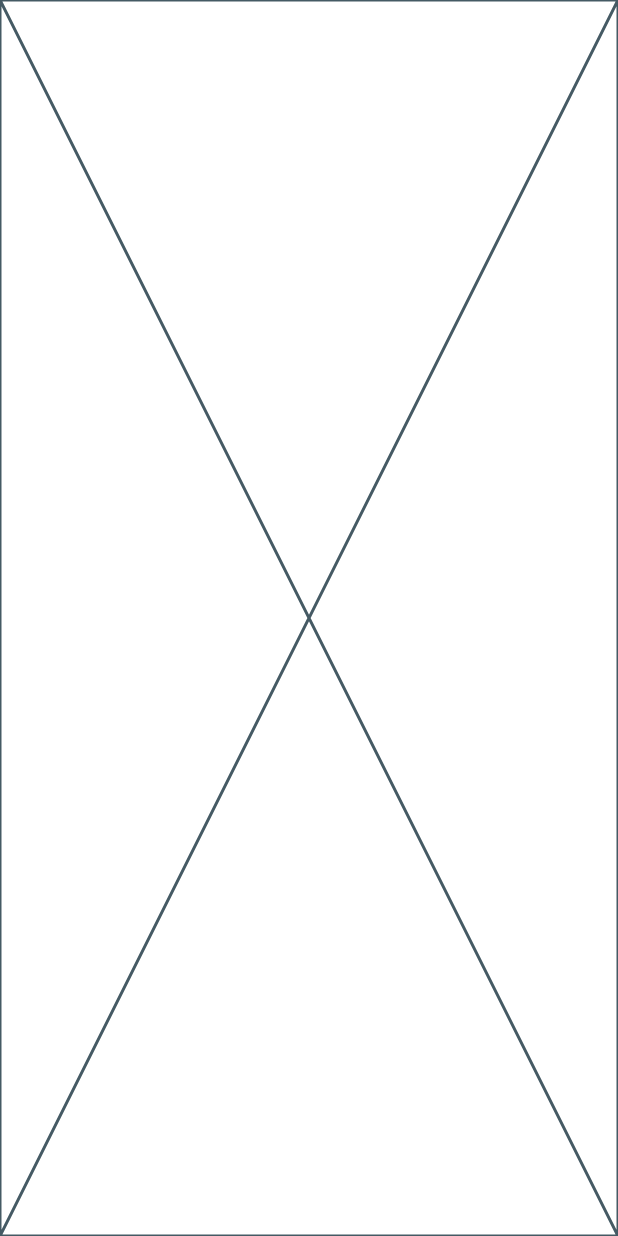
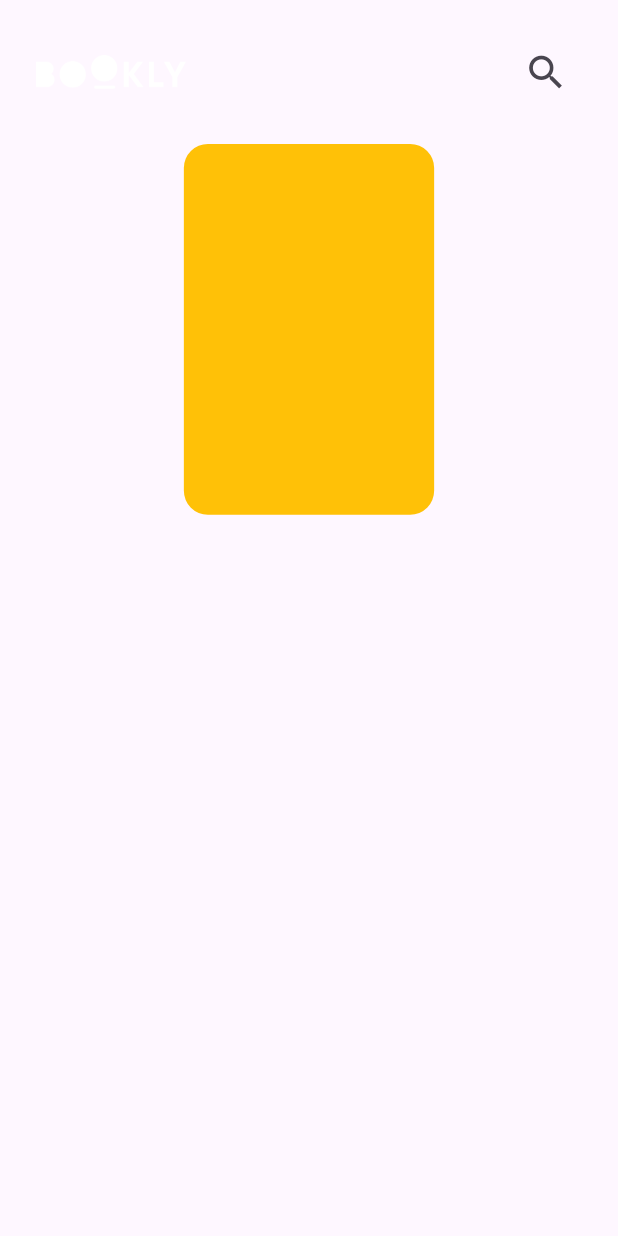
Before and after one commit to MohameHassan139/booklyapp, a Flutter app: the screen it shows after launch, on a phone screen of 412 x 824 dp. Run offline on Flutter 3.47's test engine with Material 3 defaults, Android fonts, the phone set to English and light mode, and no system bars; our stand-ins replace get.

```diff
--- /dev/null
+++ b/lib/const.dart
@@ -0,0 +1 @@
+const KTransimtDuration = Duration(milliseconds: 300);
--- /dev/null
+++ b/lib/core/utils/assets.dart
@@ -0,0 +1,3 @@
+class AssetsData {
+  static const String logo = 'assets/images/Logo.png';
+}
--- /dev/null
+++ b/lib/core/utils/colors.dart
@@ -0,0 +1,5 @@
+import 'package:flutter/material.dart';
+
+class AppColors {
+  static const primaryColor = Color(0xff100B20);
+}
--- /dev/null
+++ b/lib/features/home/presentation/views/home_view.dart
@@ -0,0 +1,14 @@
+import 'package:flutter/material.dart';
+
+import 'widgets/home_body_view.dart';
+
+class HomeView extends StatelessWidget {
+  const HomeView({super.key});
+
+  @override
+  Widget build(BuildContext context) {
+    return Scaffold(
+      body: HomeBodyView(),
+    );
+  }
+}
--- /dev/null
+++ b/lib/features/home/presentation/views/widgets/custom_appbar.dart
@@ -0,0 +1,32 @@
+import 'package:flutter/material.dart';
+
+import '../../../../../core/utils/assets.dart';
+
+class CustomAppbar extends StatelessWidget {
+  const CustomAppbar({
+    super.key,
+  });
+
+  @override
+  Widget build(BuildContext context) {
+    return Padding(
+      padding: const EdgeInsets.all(24),
+      child: Row(
+        mainAxisAlignment: MainAxisAlignment.spaceBetween,
+        children: [
+          Image.asset(
+            AssetsData.logo,
+            width: 100,
+          ),
+          IconButton(
+            onPressed: () {},
+            icon: Icon(
+              Icons.search,
+              size: 30,
+            ),
+          ),
+        ],
+      ),
+    );
+  }
+}
--- /dev/null
+++ b/lib/features/home/presentation/views/widgets/home_body_view.dart
@@ -0,0 +1,42 @@
+import 'package:booklyapp/core/utils/assets.dart';
+import 'package:booklyapp/features/home/presentation/views/widgets/custom_appbar.dart';
+import 'package:flutter/material.dart';
+
+class HomeBodyView extends StatelessWidget {
+  const HomeBodyView({super.key});
+
+  @override
+  Widget build(BuildContext context) {
+    return SafeArea(
+      child: Column(
+        children: [CustomAppbar(), CustomListViewItem()],
+      ),
+    );
+  }
+}
+
+class CustomListViewItem extends StatelessWidget {
+  const CustomListViewItem({
+    super.key,
+  });
+
+  @override
+  Widget build(BuildContext context) {
+    return SizedBox(
+      height: MediaQuery.of(context).size.height * .3,
+      child: AspectRatio(
+        aspectRatio: 2.7 / 4,
+        child: Container(
+          clipBehavior: Clip.antiAliasWithSaveLayer,
+          decoration: BoxDecoration(
+            color: Colors.amber,
+            borderRadius: BorderRadius.circular(16),
+            // image: DecorationImage(
+            //   image: NetworkImage(""),
+            // ),
+          ),
+        ),
+      ),
+    );
+  }
+}
--- a/lib/features/splash/presentation/views/splash_view.dart
+++ b/lib/features/splash/presentation/views/splash_view.dart
@@ -7,6 +7,8 @@ class SplashView extends StatelessWidget {
 
   @override
   Widget build(BuildContext context) {
-    return SplashViewBody();
+    return Scaffold(
+      body: SplashViewBody(),
+    );
   }
 }
--- a/lib/main.dart
+++ b/lib/main.dart
@@ -1,5 +1,6 @@
 import 'package:booklyapp/features/splash/presentation/views/splash_view.dart';
 import 'package:flutter/material.dart';
+import 'package:get/get.dart';
 
 void main() {
   runApp(const MyApp());
@@ -8,15 +9,9 @@ void main() {
 class MyApp extends StatelessWidget {
   const MyApp({super.key});
 
-  // This widget is the root of your application.
   @override
   Widget build(BuildContext context) {
-    return MaterialApp(
-      title: 'Flutter Demo',
-      theme: ThemeData(
-        colorScheme: ColorScheme.fromSeed(seedColor: Colors.deepPurple),
-        useMaterial3: true,
-      ),
+    return GetMaterialApp(
       home: SplashView(),
     );
   }
--- a/pubspec.yaml
+++ b/pubspec.yaml
@@ -49,8 +49,8 @@ flutter:
   # the material Icons class.
   uses-material-design: true
   # To add assets to your application, add an assets section, like this:
-  # assets:
-  #   - images/a_dot_burr.jpeg
+  assets:
+    - assets/images/Logo.png
   #   - images/a_dot_ham.jpeg
   # An image asset can refer to one or more resolution-specific "variants", see
   # https://flutter.dev/assets-and-images/#resolution-aware
```
Also changed, not shown: lib/features/splash/presentation/views/widget/splash_view_body.dart (+73 -2 lines), assets/images/Logo.png (added).
